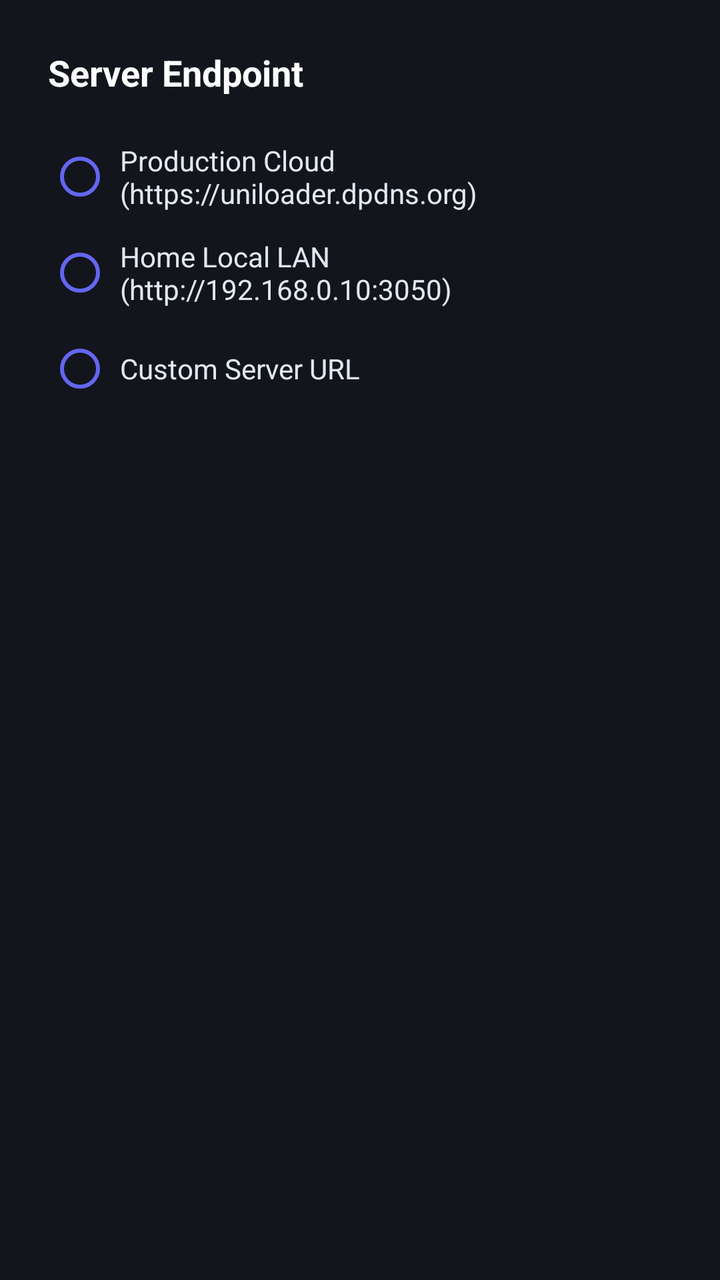
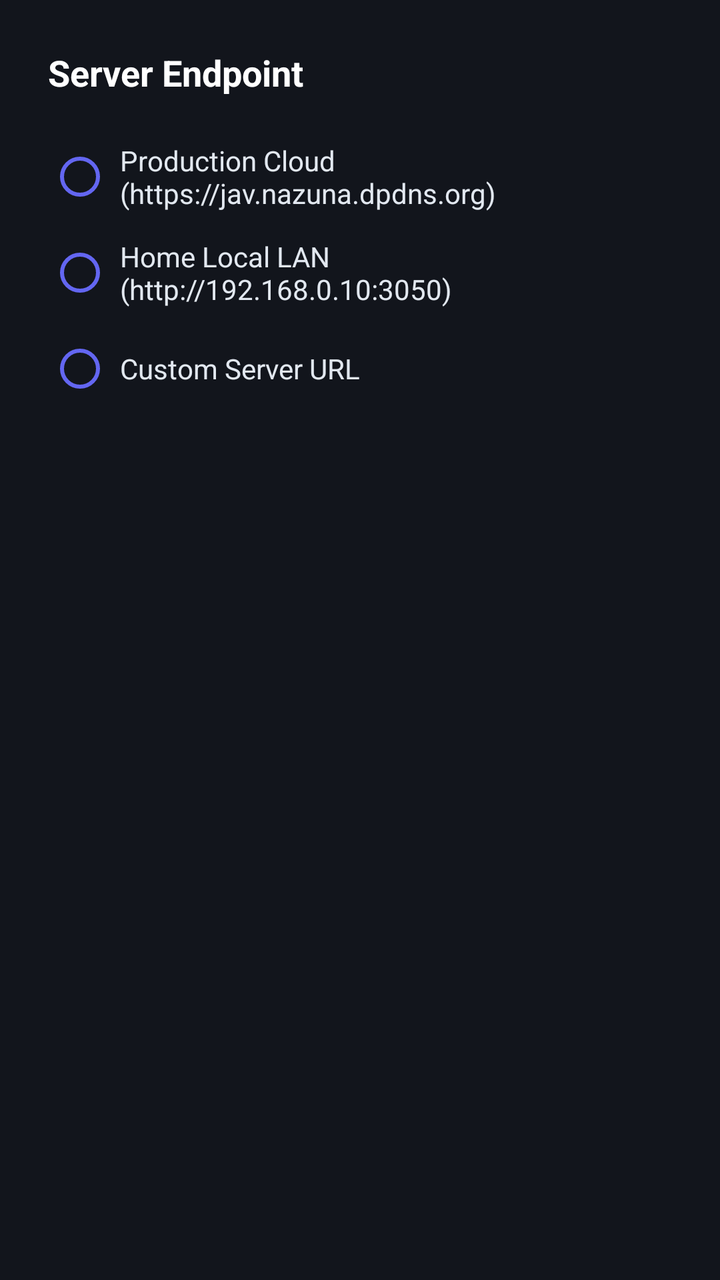

An Android layout rendered at two revisions. The XML below is the earlier revision; the diff shows what the commit changed to produce the second picture.
<!-- AndroidManifest.xml: application theme Theme.JAVDownloader -->
<!-- res/layout/dialog_server_settings.xml -->
<?xml version="1.0" encoding="utf-8"?>
<LinearLayout
    xmlns:android="http://schemas.android.com/apk/res/android"
    android:layout_width="match_parent"
    android:layout_height="wrap_content"
    android:orientation="vertical"
    android:padding="24dp"
    android:background="#12151c">

    <TextView
        android:layout_width="wrap_content"
        android:layout_height="wrap_content"
        android:text="Server Endpoint"
        android:textColor="#ffffff"
        android:textSize="18sp"
        android:textStyle="bold"
        android:layout_marginBottom="16dp" />

    <RadioGroup
        android:id="@+id/rgServerOptions"
        android:layout_width="match_parent"
        android:layout_height="wrap_content"
        android:layout_marginBottom="16dp">

        <RadioButton
            android:id="@+id/rbCloud"
            android:layout_width="match_parent"
            android:layout_height="wrap_content"
            android:text="Production Cloud (https://uniloader.dpdns.org)"
            android:textColor="#e2e8f0"
            android:buttonTint="#6366f1"
            android:padding="4dp" />

        <RadioButton
            android:id="@+id/rbLan"
            android:layout_width="match_parent"
            android:layout_height="wrap_content"
            android:text="Home Local LAN (http://192.168.0.10:3050)"
            android:textColor="#e2e8f0"
            android:buttonTint="#6366f1"
            android:padding="4dp" />

        <RadioButton
            android:id="@+id/rbCustom"
            android:layout_width="match_parent"
            android:layout_height="wrap_content"
            android:text="Custom Server URL"
            android:textColor="#e2e8f0"
            android:buttonTint="#6366f1"
            android:padding="4dp" />
    </RadioGroup>

    <com.google.android.material.textfield.TextInputLayout
        android:id="@+id/tilCustomUrl"
        style="@style/Widget.MaterialComponents.TextInputLayout.OutlinedBox"
        android:layout_width="match_parent"
        android:layout_height="wrap_content"
        android:hint="Custom Server Address"
        android:textColorHint="#94a3b8"
        android:visibility="gone">

        <com.google.android.material.textfield.TextInputEditText
            android:id="@+id/etCustomUrl"
            android:layout_width="match_parent"
            android:layout_height="wrap_content"
            android:inputType="textUri"
            android:textColor="#ffffff" />
    </com.google.android.material.textfield.TextInputLayout>

</LinearLayout>
<!-- resources referenced by this layout -->
<resources>
  <style name="Theme.JAVDownloader" parent="Theme.MaterialComponents.DayNight.NoActionBar">
          <item name="android:statusBarColor">#0a0b0e</item>
          <item name="android:navigationBarColor">#0a0b0e</item>
          <item name="android:windowBackground">#0a0b0e</item>
          <item name="colorPrimary">#6366f1</item>
          <item name="colorPrimaryVariant">#4f46e5</item>
          <item name="colorOnPrimary">#ffffff</item>
      </style>
</resources>

<!-- the commit's change to res/layout/dialog_server_settings.xml (unified diff, before → after) -->
@@ -26,7 +26,7 @@
             android:id="@+id/rbCloud"
             android:layout_width="match_parent"
             android:layout_height="wrap_content"
-            android:text="Production Cloud (https://uniloader.dpdns.org)"
+            android:text="Production Cloud (https://jav.nazuna.dpdns.org)"
             android:textColor="#e2e8f0"
             android:buttonTint="#6366f1"
             android:padding="4dp" />
